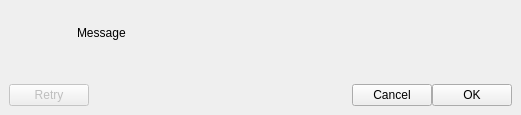
First picture: the form in src/gui/OctoPrintApiKeyDialog.ui, repository openscad/openscad, before the edit.
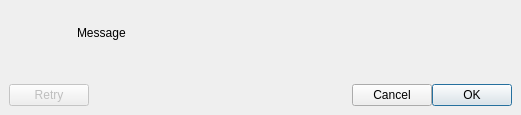
Second picture: the form after the edit.

Commit message: Set [OK] as default for SVG, PDF, and 3MF exports.  Fixes #6170.

The edit to the form file:
```diff
--- a/src/gui/OctoPrintApiKeyDialog.ui
+++ b/src/gui/OctoPrintApiKeyDialog.ui
@@ -95,6 +95,9 @@
        <property name="text">
         <string>OK</string>
        </property>
+       <property name="default">
+        <bool>true</bool>
+       </property>
       </widget>
      </item>
     </layout>
```
The commit also changes 7 other files.
